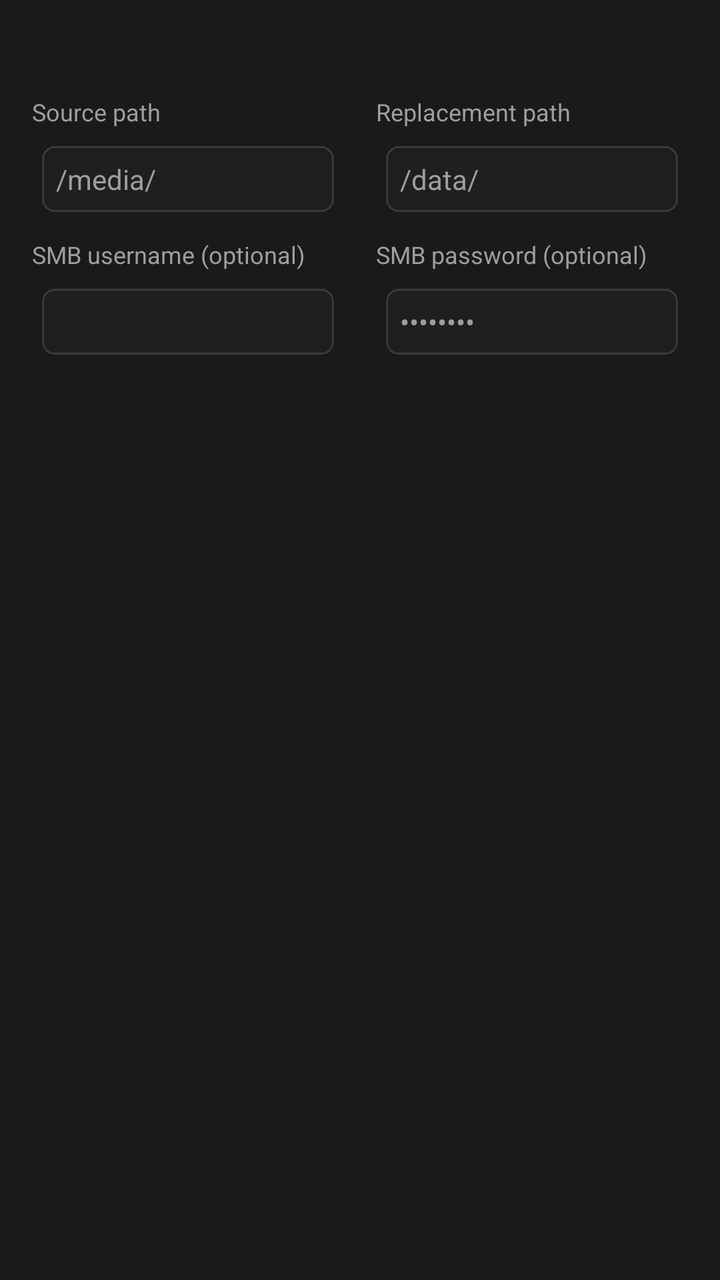
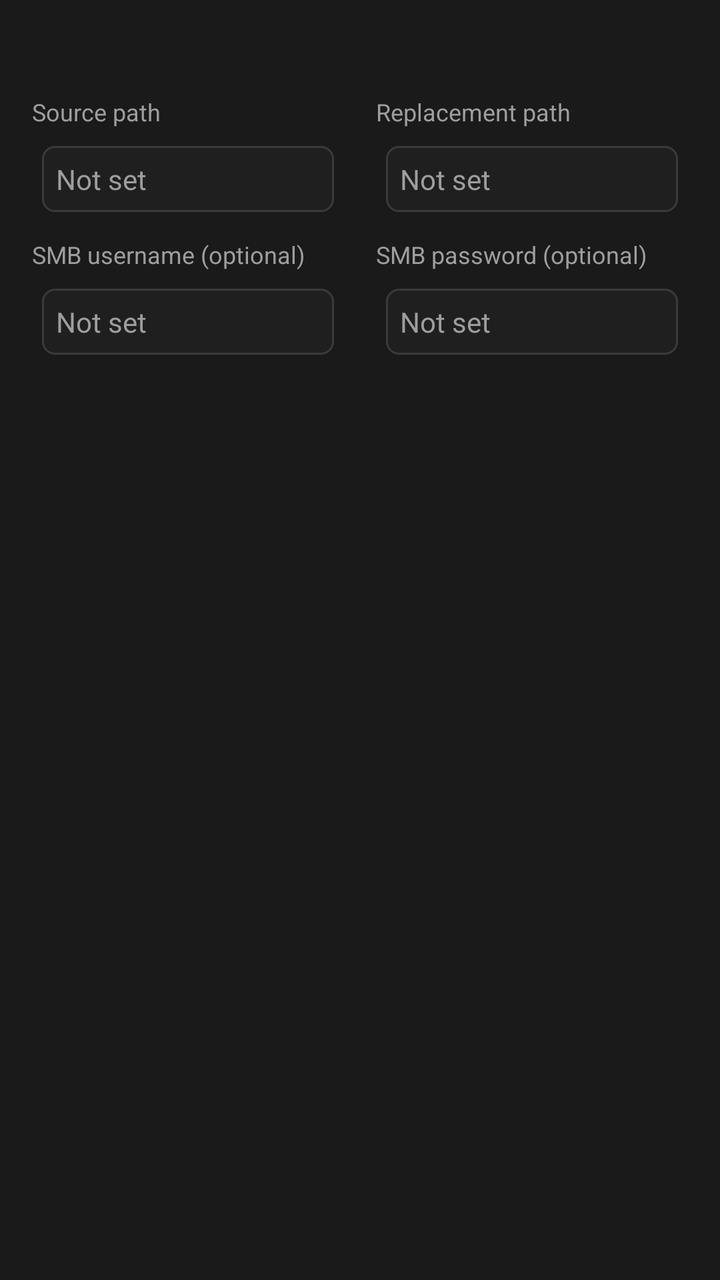

Two renders of the same Android screen: before a commit and after it. Below are the layout's source before the change and the commit's diff.
<!-- AndroidManifest.xml: application theme Theme.PlezyPlexToZidoo -->
<!-- res/layout/dash_rule_card.xml -->
<?xml version="1.0" encoding="utf-8"?>
<LinearLayout xmlns:android="http://schemas.android.com/apk/res/android"
    android:layout_width="match_parent"
    android:layout_height="wrap_content"
    android:layout_marginBottom="12dp"
    android:clipChildren="false"
    android:clipToPadding="false"
    android:orientation="vertical"
    android:padding="16dp">

    <TextView
        android:id="@+id/ruleTitle"
        style="@style/TextAppearance.Plezy.PanelTitle"
        android:layout_width="wrap_content"
        android:layout_height="wrap_content" />

    <LinearLayout
        android:layout_width="match_parent"
        android:layout_height="wrap_content"
        android:layout_marginTop="10dp"
        android:baselineAligned="false"
        android:clipChildren="false"
        android:orientation="horizontal">

        <LinearLayout
            android:layout_width="0dp"
            android:layout_height="wrap_content"
            android:layout_marginEnd="8dp"
            android:layout_weight="1"
            android:clipChildren="false"
            android:orientation="vertical">

            <TextView
                style="@style/TextAppearance.Plezy.Hint"
                android:layout_width="wrap_content"
                android:layout_height="wrap_content"
                android:text="@string/path_to_replace" />

            <EditText
                android:id="@+id/rulePathReplace"
                android:layout_width="match_parent"
                android:layout_height="wrap_content"
                android:layout_marginTop="4dp"
                android:background="@drawable/dash_input_bg"
                android:hint="@string/path_to_replace_hint"
                android:imeOptions="actionNext"
                android:inputType="text"
                android:padding="12dp"
                android:singleLine="true"
                android:textColor="@color/dash_text_primary"
                android:textColorHint="@color/dash_text_secondary"
                android:textSize="14sp" />
        </LinearLayout>

        <LinearLayout
            android:layout_width="0dp"
            android:layout_height="wrap_content"
            android:layout_marginStart="8dp"
            android:layout_weight="1"
            android:clipChildren="false"
            android:orientation="vertical">

            <TextView
                style="@style/TextAppearance.Plezy.Hint"
                android:layout_width="wrap_content"
                android:layout_height="wrap_content"
                android:text="@string/replaced_with" />

            <EditText
                android:id="@+id/rulePathWith"
                android:layout_width="match_parent"
                android:layout_height="wrap_content"
                android:layout_marginTop="4dp"
                android:background="@drawable/dash_input_bg"
                android:hint="@string/replaced_with_hint"
                android:imeOptions="actionNext"
                android:inputType="text"
                android:padding="12dp"
                android:singleLine="true"
                android:textColor="@color/dash_text_primary"
                android:textColorHint="@color/dash_text_secondary"
                android:textSize="14sp" />
        </LinearLayout>
    </LinearLayout>

    <LinearLayout
        android:layout_width="match_parent"
        android:layout_height="wrap_content"
        android:layout_marginTop="8dp"
        android:baselineAligned="false"
        android:clipChildren="false"
        android:orientation="horizontal">

        <LinearLayout
            android:layout_width="0dp"
            android:layout_height="wrap_content"
            android:layout_marginEnd="8dp"
            android:layout_weight="1"
            android:clipChildren="false"
            android:orientation="vertical">

            <TextView
                style="@style/TextAppearance.Plezy.Hint"
                android:layout_width="wrap_content"
                android:layout_height="wrap_content"
                android:text="@string/smbUsername_title" />

            <EditText
                android:id="@+id/ruleSmbUser"
                android:layout_width="match_parent"
                android:layout_height="wrap_content"
                android:layout_marginTop="4dp"
                android:background="@drawable/dash_input_bg"
                android:imeOptions="actionNext"
                android:inputType="text"
                android:padding="12dp"
                android:singleLine="true"
                android:textColor="@color/dash_text_primary"
                android:textColorHint="@color/dash_text_secondary"
                android:textSize="14sp" />
        </LinearLayout>

        <LinearLayout
            android:layout_width="0dp"
            android:layout_height="wrap_content"
            android:layout_marginStart="8dp"
            android:layout_weight="1"
            android:clipChildren="false"
            android:orientation="vertical">

            <TextView
                style="@style/TextAppearance.Plezy.Hint"
                android:layout_width="wrap_content"
                android:layout_height="wrap_content"
                android:text="@string/smbPassword_title" />

            <EditText
                android:id="@+id/ruleSmbPassword"
                android:layout_width="match_parent"
                android:layout_height="wrap_content"
                android:layout_marginTop="4dp"
                android:background="@drawable/dash_input_bg"
                android:hint="••••••••"
                android:imeOptions="actionDone"
                android:inputType="textPassword"
                android:padding="12dp"
                android:singleLine="true"
                android:textColor="@color/dash_text_primary"
                android:textColorHint="@color/dash_text_secondary"
                android:textSize="14sp" />
        </LinearLayout>
    </LinearLayout>
</LinearLayout>
<!-- resources referenced by this layout -->
<resources>
  <color name="dash_text_primary">#FFFFFFFF</color>
  <color name="dash_text_secondary">#FF9E9E9E</color>
  <string name="path_to_replace">Source path</string>
  <string name="path_to_replace_hint">/media/</string>
  <string name="replaced_with">Replacement path</string>
  <string name="replaced_with_hint">/data/</string>
  <string name="smbPassword_title">SMB password (optional)</string>
  <string name="smbUsername_title">SMB username (optional)</string>
  <style name="TextAppearance.Plezy.Hint" parent="TextAppearance.AppCompat.Small">
          <item name="android:textColor">@color/dash_text_secondary</item>
          <item name="android:textSize">12sp</item>
      </style>
  <style name="TextAppearance.Plezy.PanelTitle" parent="TextAppearance.AppCompat.Medium">
          <item name="android:textColor">@color/dash_text_primary</item>
          <item name="android:textStyle">bold</item>
          <item name="android:textSize">16sp</item>
      </style>
  <color name="dash_focus_stroke">#FFFFFFFF</color>
  <color name="dash_focus_gap">#FF1A1A1A</color>
  <color name="dash_input_bg_focused">#FF2E2E2E</color>
  <color name="transparent">#00000000</color>
  <color name="dash_input_bg">#FF1F1F1F</color>
  <color name="dash_panel_border">#FF3A3A3A</color>
  <color name="white">#FFFFFFFF</color>
  <color name="dash_panel">#FF2A2A2A</color>
  <color name="black">#FF000000</color>
  <color name="dash_bg">#FF1A1A1A</color>
  <style name="Widget.Plezy.MonoButton" parent="Widget.AppCompat.Button">
          <item name="android:background">@drawable/btn_tv_focus</item>
          <item name="backgroundTint">@null</item>
          <item name="android:backgroundTint">@null</item>
          <item name="android:textColor">@color/tv_focus_button_text</item>
          <item name="android:textAllCaps">false</item>
          <item name="android:minHeight">44dp</item>
      </style>
  <style name="Widget.Plezy.MonoSwitch" parent="Widget.AppCompat.CompoundButton.Switch">
          <item name="android:thumb">@drawable/switch_thumb_mono</item>
          <item name="track">@drawable/switch_track_mono</item>
          <item name="android:colorControlActivated">@color/white</item>
      </style>
  <!-- drawable switch_thumb_mono (drawable) -->
  <?xml version="1.0" encoding="utf-8"?>
  <selector xmlns:android="http://schemas.android.com/apk/res/android">
      <item>
          <shape android:shape="oval">
              <solid android:color="@color/dash_switch_thumb" />
              <size android:width="20dp" android:height="20dp" />
          </shape>
      </item>
  </selector>
  <!-- drawable switch_track_mono (drawable) -->
  <?xml version="1.0" encoding="utf-8"?>
  <selector xmlns:android="http://schemas.android.com/apk/res/android">
      <item android:state_checked="true">
          <shape android:shape="rectangle">
              <solid android:color="@color/dash_switch_track_on" />
              <corners android:radius="12dp" />
              <size android:height="14dp" />
          </shape>
      </item>
      <item>
          <shape android:shape="rectangle">
              <solid android:color="@color/dash_switch_track_off" />
              <corners android:radius="12dp" />
              <size android:height="14dp" />
          </shape>
      </item>
  </selector>
  <color name="dash_switch_thumb">#FFFFFFFF</color>
  <color name="dash_switch_track_on">#FFBDBDBD</color>
  <color name="dash_switch_track_off">#FF555555</color>
  <!-- unchanged entries left out for length: 3 -->
</resources>

<!-- the commit's change to res/layout/dash_rule_card.xml (unified diff, before → after) -->
@@ -42,7 +42,7 @@
                 android:layout_height="wrap_content"
                 android:layout_marginTop="4dp"
                 android:background="@drawable/dash_input_bg"
-                android:hint="@string/path_to_replace_hint"
+                android:hint="@string/not_set"
                 android:imeOptions="actionNext"
                 android:inputType="text"
                 android:padding="12dp"
@@ -72,7 +72,7 @@
                 android:layout_height="wrap_content"
                 android:layout_marginTop="4dp"
                 android:background="@drawable/dash_input_bg"
-                android:hint="@string/replaced_with_hint"
+                android:hint="@string/not_set"
                 android:imeOptions="actionNext"
                 android:inputType="text"
                 android:padding="12dp"
@@ -111,6 +111,7 @@
                 android:layout_height="wrap_content"
                 android:layout_marginTop="4dp"
                 android:background="@drawable/dash_input_bg"
+                android:hint="@string/not_set"
                 android:imeOptions="actionNext"
                 android:inputType="text"
                 android:padding="12dp"
@@ -140,7 +141,7 @@
                 android:layout_height="wrap_content"
                 android:layout_marginTop="4dp"
                 android:background="@drawable/dash_input_bg"
-                android:hint="••••••••"
+                android:hint="@string/not_set"
                 android:imeOptions="actionDone"
                 android:inputType="textPassword"
                 android:padding="12dp"
<!-- resource entries referenced after the edit -->
@@ -2,10 +2,9 @@
 <resources>
   <color name="dash_text_primary">#FFFFFFFF</color>
   <color name="dash_text_secondary">#FF9E9E9E</color>
+  <string name="not_set">Not set</string>
   <string name="path_to_replace">Source path</string>
-  <string name="path_to_replace_hint">/media/</string>
   <string name="replaced_with">Replacement path</string>
-  <string name="replaced_with_hint">/data/</string>
   <string name="smbPassword_title">SMB password (optional)</string>
   <string name="smbUsername_title">SMB username (optional)</string>
   <style name="TextAppearance.Plezy.Hint" parent="TextAppearance.AppCompat.Small">
